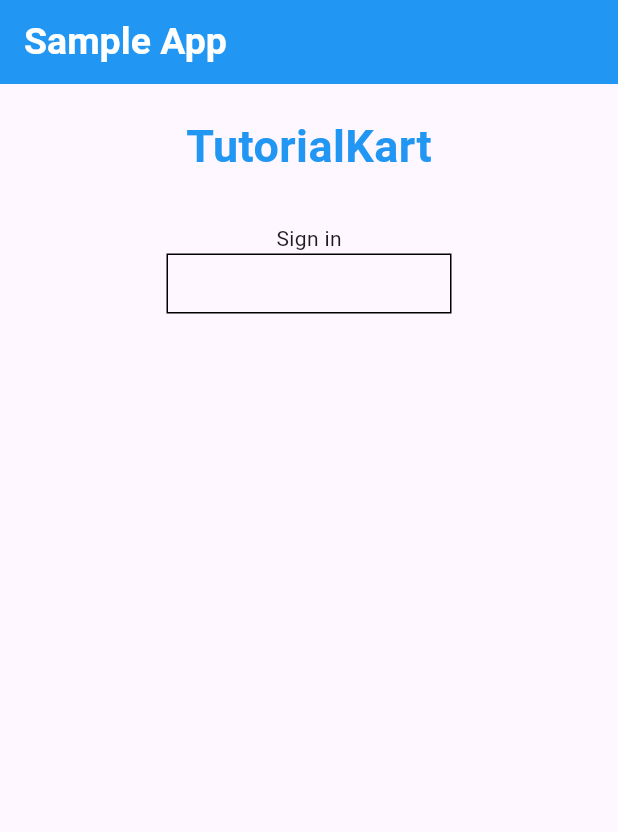
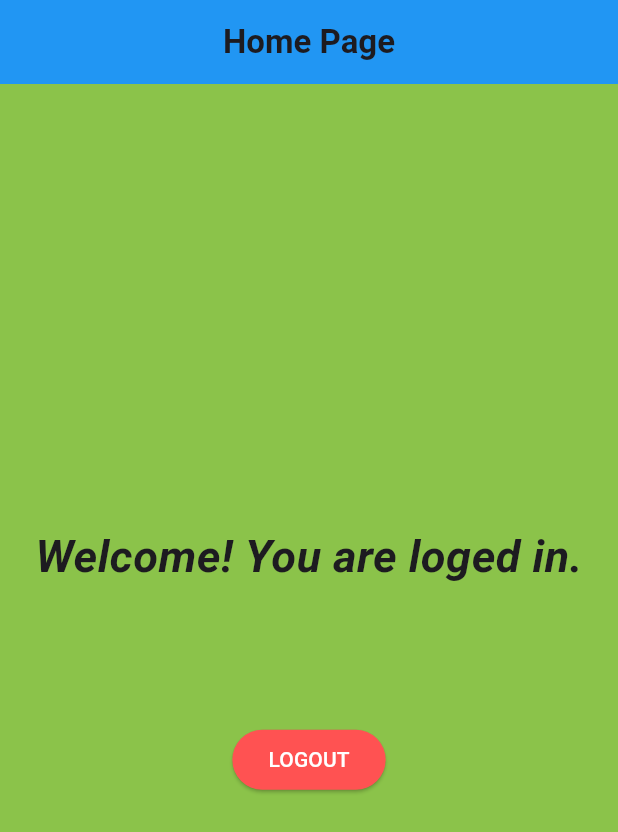
Before and after one commit to Amal168/flutter-projects, a Flutter app: the screen it shows after launch, on a phone screen of 412 x 824 dp. Shown: the top 832 px of the screen. Run offline on Flutter 3.47's test engine with Material 3 defaults, Android fonts, the phone set to English and light mode, and no system bars; key blocks and very long unbroken strings in the code were emptied for the run.

Commit message:
30-09-24

```diff
--- /dev/null
+++ b/lib/30-09-24-task/homepage2.dart
@@ -0,0 +1,57 @@
+import 'package:flutter/material.dart';
+import 'package:flutterproject/30-09-24-task/login1.dart';
+
+class Homepage2 extends StatefulWidget {
+  const Homepage2({super.key});
+
+  @override
+  State<Homepage2> createState() => _Homepage2State();
+}
+
+class _Homepage2State extends State<Homepage2> {
+  @override
+  Widget build(BuildContext context) {
+    return Scaffold(
+      appBar: AppBar(
+        centerTitle: true,
+        backgroundColor: Colors.blue,
+        title: const Text(
+          "Home Page",
+          style: TextStyle(fontWeight: FontWeight.bold),
+        ),
+        automaticallyImplyLeading: true,
+      ),
+      backgroundColor: Colors.lightGreen,
+      body: Center(
+        child: Column(
+          mainAxisAlignment: MainAxisAlignment.center,
+          children: [
+            const Text(
+              "Welcome! You are loged in.",
+              style: TextStyle(
+                  fontSize: 30,
+                  fontWeight: FontWeight.bold,
+                  fontStyle: FontStyle.italic),
+            ),
+            const SizedBox(
+              height: 90,
+            ),
+            ElevatedButton(
+                style:
+                    ElevatedButton.styleFrom(backgroundColor: Colors.redAccent),
+                onPressed: () {
+                  // Navigator.push(context,
+                  //     MaterialPageRoute(builder: (_) => const Login1()));
+                  Navigator.pop(context,
+                      MaterialPageRoute(builder: (_) => const Login1()));
+                },
+                child: const Text(
+                  "LOGOUT",
+                  style: TextStyle(color: Colors.white),
+                ))
+          ],
+        ),
+      ),
+    );
+  }
+}
--- a/lib/main.dart
+++ b/lib/main.dart
@@ -16,6 +16,8 @@ import 'package:flutterproject/26_09_24_task/Home.dart';
 import 'package:flutterproject/26_09_24_task/ScreenA.dart';
 import 'package:flutterproject/26_09_24_task/ScreenB.dart';
 import 'package:flutterproject/27_09_24_task/buttons.dart';
+import 'package:flutterproject/30-09-24-task/homepage2.dart';
+import 'package:flutterproject/30-09-24-task/login1.dart';
 //import 'package:flutterproject/24-09-24-task/login1.dart';
 
 void main() {
@@ -35,7 +37,7 @@ class MyApp extends StatelessWidget {
         colorScheme: ColorScheme.fromSeed(seedColor: Colors.deepPurple),
         useMaterial3: true,
       ),
-      home:const Login()
+      home:const Homepage2()
       // routes:  {
       //   'home': (context) => const Home(),
       //   'screenA':(context) => const ScreenA(),
```
Also changed, not shown: lib/30-09-24-task/login1.dart (added, +90 -0 lines).
